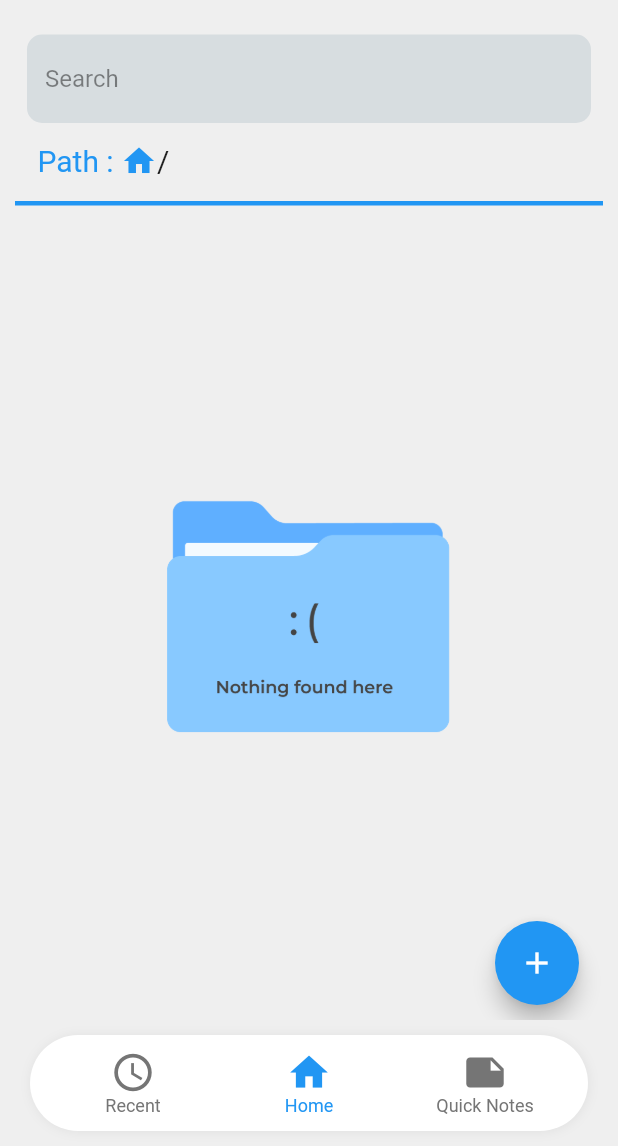
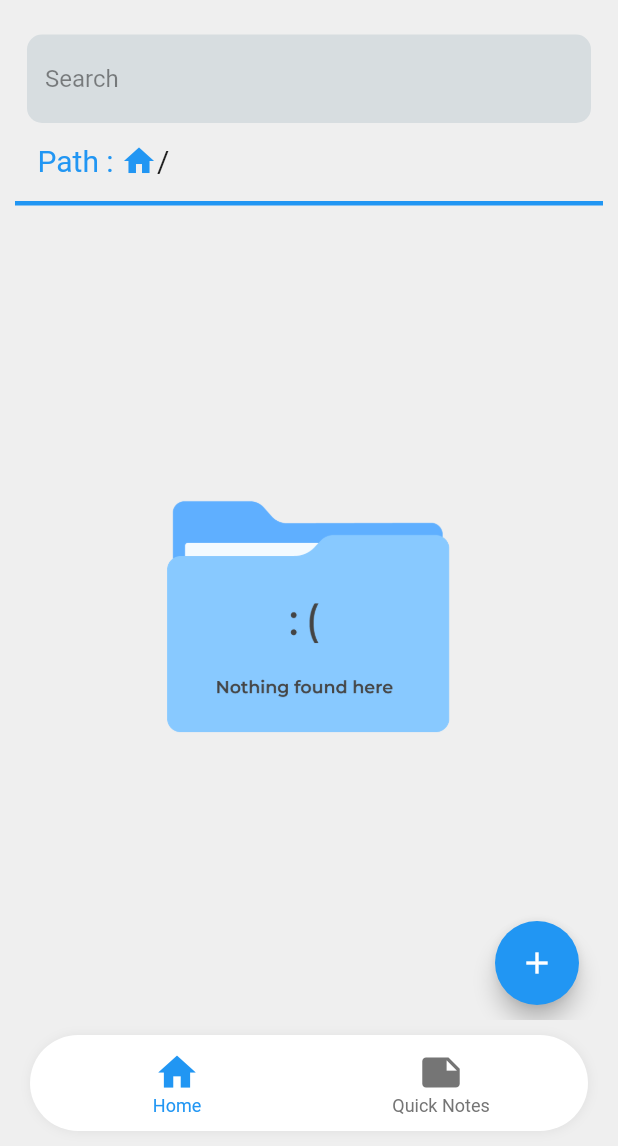
Before and after one commit to RaviMauryaHootowl/Project-Pages, a Flutter app: the screen it shows after launch, on a phone screen of 412 x 824 dp, the part 90-1236 px from its top. Run offline on Flutter 3.47's test engine with Material 2 defaults, Android fonts, the light colour scheme and no system bars; drawn by our look-alikes of flutter_speed_dial; our stand-ins replace curved_navigation_bar, flare_flutter, hive, open_file; missing offline and left inert: storage_path; accounts and stored records are empty; generated files the repository leaves out were written again; statements that could not run were skipped.

Commit message:
final for upload to ps

```diff
--- a/lib/main.dart
+++ b/lib/main.dart
@@ -53,9 +53,8 @@ class Home extends StatefulWidget {
 
 class _HomeState extends State<Home> {
   int themeMode = 0;
-  int _currentIndex = 1;
+  int _currentIndex = 0;
   final List<Widget> _children = [
-    NotesPage(),
     HomePage(),
     NotesPage()
   ];
@@ -148,16 +147,14 @@ class CustomNavBar extends StatelessWidget {
           children: <Widget>[
           Expanded(
             child: InkWell(
-              onTap: (){
-                setIndexF(0);
-              },
+              onTap: (){setIndexF(0);},
               child: Column(
                 mainAxisSize: MainAxisSize.min,
                 children: <Widget>[
-                  Icon(Icons.access_time, size: 30,
+                  Icon(Icons.home, size: 30,
                     color: (curIndex == 0) ? Colors.blue : Colors.grey[600],
                   ),
-                  Text('Recent', style: TextStyle(fontSize: 12,
+                  Text('Home', style: TextStyle(fontSize: 12,
                     color: (curIndex == 0) ? Colors.blue : Colors.grey[600],
                   ),),
                 ],
@@ -165,32 +162,16 @@ class CustomNavBar extends StatelessWidget {
             ),
           ),
           Expanded(
-                      child: InkWell(
+            child: InkWell(
               onTap: (){setIndexF(1);},
               child: Column(
                 mainAxisSize: MainAxisSize.min,
                 children: <Widget>[
-                  Icon(Icons.home, size: 30,
+                  Icon(Icons.note, size: 30,
                     color: (curIndex == 1) ? Colors.blue : Colors.grey[600],
                   ),
-                  Text('Home', style: TextStyle(fontSize: 12,
+                  Text('Quick Notes', style: TextStyle(fontSize: 12,
                     color: (curIndex == 1) ? Colors.blue : Colors.grey[600],
-                  ),),
-                ],
-              ),
-            ),
-          ),
-          Expanded(
-                      child: InkWell(
-              onTap: (){setIndexF(2);},
-              child: Column(
-                mainAxisSize: MainAxisSize.min,
-                children: <Widget>[
-                  Icon(Icons.note, size: 30,
-                    color: (curIndex == 2) ? Colors.blue : Colors.grey[600],
-                  ),
-                  Text('Quick Notes', style: TextStyle(fontSize: 12,
-                    color: (curIndex == 2) ? Colors.blue : Colors.grey[600],
                   ),),
                 ],
               ),
--- a/pubspec.yaml
+++ b/pubspec.yaml
@@ -11,7 +11,7 @@ description: A new Flutter project.
 # In iOS, build-name is used as CFBundleShortVersionString while build-number used as CFBundleVersion.
 # Read more about iOS versioning at
 # https://developer.apple.com/library/archive/documentation/General/Reference/InfoPlistKeyReference/Articles/CoreFoundationKeys.html
-version: 1.0.0+1
+version: 1.1.0+2
 
 environment:
   sdk: ">=2.1.0 <3.0.0"
```
Also changed, not shown: assets/file.jpg (deleted), assets/filenotfound.png (deleted), assets/filenotfound2.png (deleted), assets/filenotfound3.png (deleted), assets/filenotfound4.png (deleted), assets/filenotfound5.png (deleted), assets/icon/icon.png (added), 39 other files.
